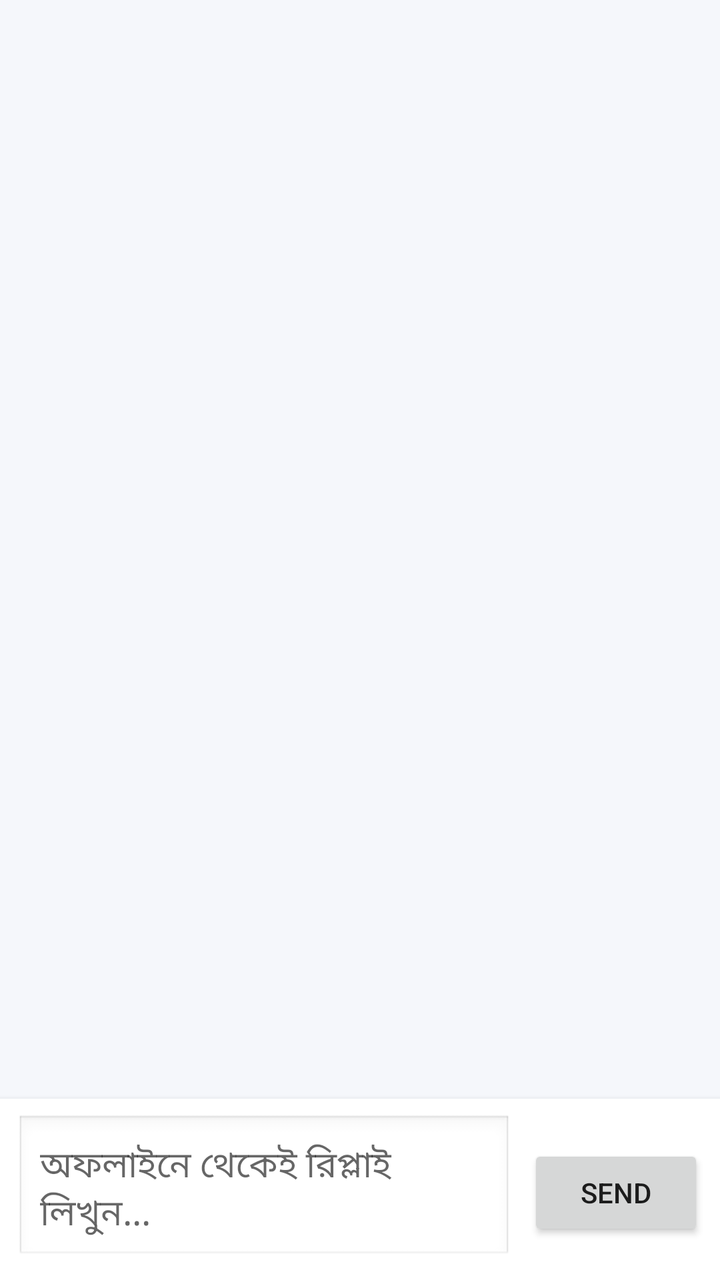
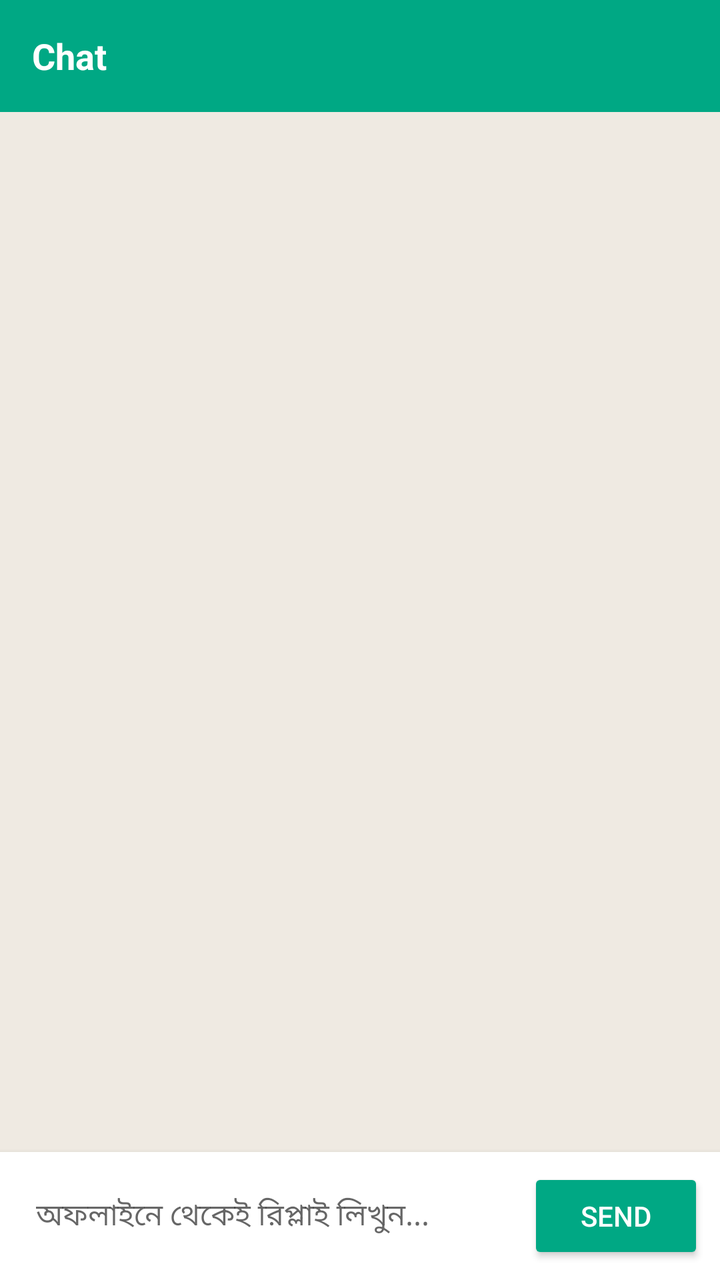

Compare the two renders of this Android layout. The source of the first and the diff that turns it into the second are given below.
<!-- AndroidManifest.xml: application theme Theme.AppCompat.Light.NoActionBar -->
<!-- res/layout/activity_chat.xml -->
<?xml version="1.0" encoding="utf-8"?>
<LinearLayout xmlns:android="http://schemas.android.com/apk/res/android"
    android:layout_width="match_parent"
    android:layout_height="match_parent"
    android:orientation="vertical"
    android:background="#F5F7FB">

    <androidx.recyclerview.widget.RecyclerView
        android:id="@+id/rvChatMessages"
        android:layout_width="match_parent"
        android:layout_height="0dp"
        android:layout_weight="1"
        android:padding="8dp"
        android:clipToPadding="false" />

    <LinearLayout
        android:layout_width="match_parent"
        android:layout_height="wrap_content"
        android:orientation="horizontal"
        android:padding="8dp"
        android:background="#FFFFFF"
        android:elevation="4dp">

        <EditText
            android:id="@+id/etReplyInput"
            android:layout_width="0dp"
            android:layout_height="wrap_content"
            android:layout_weight="1"
            android:hint="অফলাইনে থেকেই রিপ্লাই লিখুন..."
            android:padding="12dp"
            android:background="@android:drawable/edit_text"
            android:maxLines="4" />

        <Button
            android:id="@+id/btnSendReply"
            android:layout_width="wrap_content"
            android:layout_height="wrap_content"
            android:layout_marginStart="8dp"
            android:text="Send" />
    </LinearLayout>
</LinearLayout>
<!-- resources referenced by this layout -->
<resources>

</resources>

<!-- the commit's change to res/layout/activity_chat.xml (unified diff, before → after) -->
@@ -2,40 +2,64 @@
 <LinearLayout xmlns:android="http://schemas.android.com/apk/res/android"
     android:layout_width="match_parent"
     android:layout_height="match_parent"
-    android:orientation="vertical"
-    android:background="#F5F7FB">
+    android:background="#EFEAE2"
+    android:orientation="vertical">
 
+    
+    <LinearLayout
+        android:layout_width="match_parent"
+        android:layout_height="56dp"
+        android:background="#00A884"
+        android:gravity="center_vertical"
+        android:paddingHorizontal="16dp">
+
+        <TextView
+            android:id="@+id/tvChatTitle"
+            android:layout_width="wrap_content"
+            android:layout_height="wrap_content"
+            android:text="Chat"
+            android:textColor="#FFFFFF"
+            android:textSize="18sp"
+            android:textStyle="bold" />
+    </LinearLayout>
+
+    
     <androidx.recyclerview.widget.RecyclerView
         android:id="@+id/rvChatMessages"
         android:layout_width="match_parent"
         android:layout_height="0dp"
         android:layout_weight="1"
-        android:padding="8dp"
-        android:clipToPadding="false" />
+        android:clipToPadding="false"
+        android:padding="8dp" />
 
+    
     <LinearLayout
         android:layout_width="match_parent"
         android:layout_height="wrap_content"
+        android:background="#FFFFFF"
+        android:elevation="4dp"
+        android:gravity="center_vertical"
         android:orientation="horizontal"
-        android:padding="8dp"
-        android:background="#FFFFFF"
-        android:elevation="4dp">
+        android:padding="8dp">
 
         <EditText
-            android:id="@+id/etReplyInput"
+            android:id="@+id/etReplyMessage"
             android:layout_width="0dp"
             android:layout_height="wrap_content"
             android:layout_weight="1"
+            android:background="@android:color/transparent"
             android:hint="অফলাইনে থেকেই রিপ্লাই লিখুন..."
-            android:padding="12dp"
-            android:background="@android:drawable/edit_text"
-            android:maxLines="4" />
+            android:padding="10dp"
+            android:textColor="#111111"
+            android:textSize="15sp" />
 
         <Button
             android:id="@+id/btnSendReply"
             android:layout_width="wrap_content"
             android:layout_height="wrap_content"
-            android:layout_marginStart="8dp"
-            android:text="Send" />
+            android:backgroundTint="#00A884"
+            android:text="SEND"
+            android:textColor="#FFFFFF" />
     </LinearLayout>
+
 </LinearLayout>
